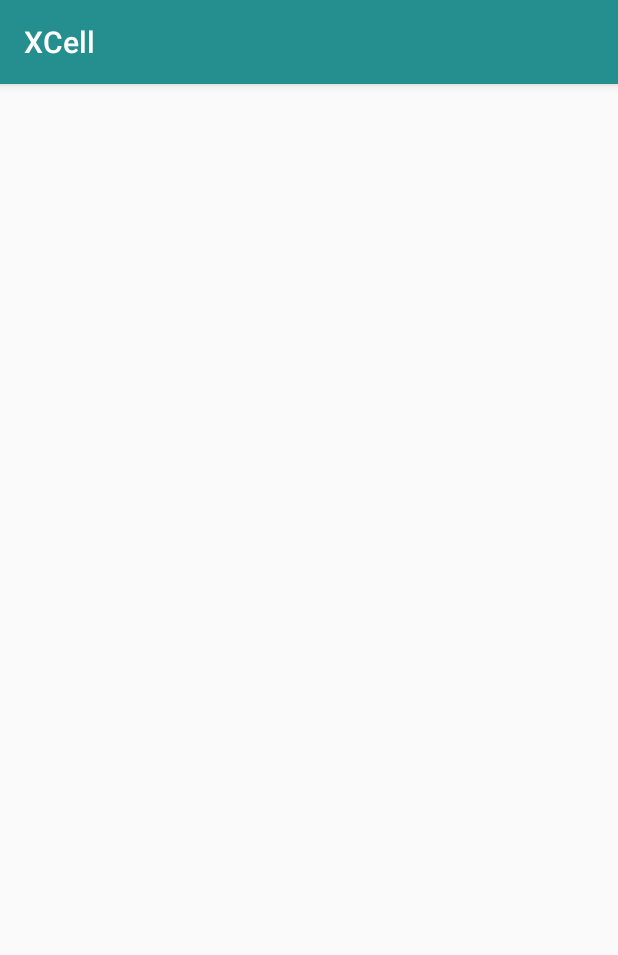
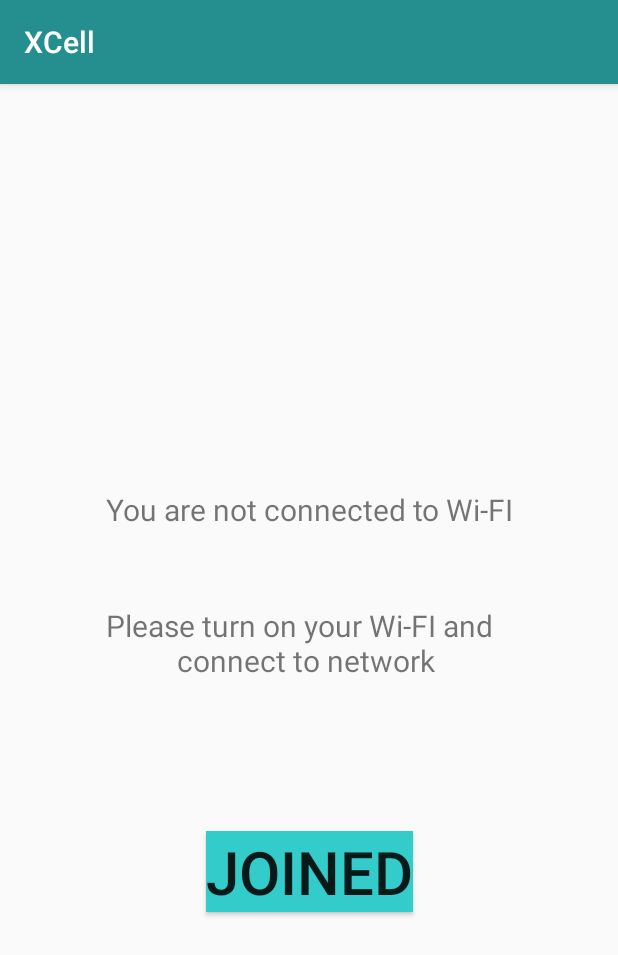
Before and after one commit to LeArchitect/XCell, an Android app: the screen it shows after launch (WelcomeScreen before the commit, no_wifi after it), on a phone screen of 412 x 824 dp. Shown: the top 955 px of the screen. Run offline under Robolectric (Android 15) with nearby library versions, the phone set to English and light mode, and no system bars.

Commit message:
Merge branch 'master' of A:\XCell with conflicts.

```diff
--- a/app/build.gradle
+++ b/app/build.gradle
@@ -27,6 +27,7 @@ dependencies {
     implementation "org.jetbrains.kotlin:kotlin-stdlib-jdk7:$kotlin_version"
     implementation 'com.android.support:appcompat-v7:28.0.0'
     implementation 'com.android.support.constraint:constraint-layout:1.1.3'
+    implementation 'com.android.support:design:28.0.0'
     testImplementation 'junit:junit:4.12'
     androidTestImplementation 'com.android.support.test:runner:1.0.2'
     androidTestImplementation 'com.android.support.test.espresso:espresso-core:3.0.2'
--- /dev/null
+++ b/app/src/main/java/com/example/moderator/xcell/no_wifi.java
@@ -0,0 +1,70 @@
+package com.example.moderator.xcell;
+
+import android.content.Context;
+import android.content.Intent;
+import android.net.wifi.WifiManager;
+import android.support.v7.app.AppCompatActivity;
+import android.os.Bundle;
+import android.view.View;
+import android.widget.Button;
+import android.widget.TextView;
+import android.widget.Toast;
+import android.widget.ToggleButton;
+
+public class no_wifi extends AppCompatActivity {
+    WifiManager wifiManager;
+    @Override
+    protected void onCreate(Bundle savedInstanceState) {
+        super.onCreate(savedInstanceState);
+        setContentView(R.layout.activity_no_wifi);
+
+
+        WifiManager wifiManager = (WifiManager) getApplicationContext().getSystemService(Context.WIFI_SERVICE);
+        Button join = (Button) findViewById(R.id.join_joined);
+
+        /* Checking wifi state.
+         * If wifi is enabled, display "wifi is on" and set toggle button to on position.
+         * If Wifi is disabled, display "wifi is off" and set toggle button to off position.
+         */
+        if (wifiManager.isWifiEnabled()) {
+            join.setText("Joined");
+        } else {
+            join.setText("Join");
+        }
+
+
+    }
+
+    public void enableWifi(View view) {
+            //Toggle wifi
+            //wifiManager.setWifiEnabled(true);
+            Toast.makeText(this, "Wifi may take a moment to turn on", Toast.LENGTH_LONG).show();
+            //wait for wifi
+            Wi_Fi_checker();
+
+    }
+    public void Wi_Fi_checker()
+    {
+        /*
+        while(!wifiManager.isWifiEnabled())
+        {
+
+         */
+        int x = 0;
+        while(x < 4)
+        {
+            try
+            {
+            Thread.sleep(1000);
+            }
+             catch (InterruptedException e) {
+                e.printStackTrace();
+            }
+            x++;
+        }
+        Toast.makeText(this, "Wifi is enabled", Toast.LENGTH_SHORT).show();
+        Intent myIntent = new Intent(getApplicationContext(), com.example.moderator.xcell.room.class);
+        getApplicationContext().startActivity(myIntent);
+
+    }
+}
--- a/app/src/main/java/com/example/moderator/xcell/room.java
+++ b/app/src/main/java/com/example/moderator/xcell/room.java
@@ -1,10 +1,13 @@
 package com.example.moderator.xcell;
 
+import android.content.Intent;
 import android.os.Bundle;
 import android.support.v7.app.ActionBar;
 import android.support.v7.app.AppCompatActivity;
 import android.support.v7.widget.LinearLayoutManager;
 import android.support.v7.widget.RecyclerView;
+import android.view.View;
+import android.widget.Toast;
 
 import java.util.ArrayList;
 
@@ -16,7 +19,7 @@ public class room extends AppCompatActivity {
         super.onCreate(savedInstanceState);
         setContentView(R.layout.activity_rooms);
         ActionBar actionBar = getSupportActionBar();
-        actionBar.setDisplayHomeAsUpEnabled(true);
+        actionBar.setDisplayHomeAsUpEnabled(false);
         actionBar.setTitle("Rooms");
         initRecylerView();
     }
@@ -29,4 +32,5 @@ public class room extends AppCompatActivity {
         conf_list.setLayoutManager(new LinearLayoutManager(this));
     }
 
+
 }
--- /dev/null
+++ b/app/src/main/res/layout/activity_no_wifi.xml
@@ -0,0 +1,51 @@
+<?xml version="1.0" encoding="utf-8"?>
+<android.support.constraint.ConstraintLayout
+        xmlns:android="http://schemas.android.com/apk/res/android"
+        xmlns:tools="http://schemas.android.com/tools"
+        xmlns:app="http://schemas.android.com/apk/res-auto"
+        android:layout_width="match_parent"
+        android:layout_height="match_parent"
+        tools:context=".no_wifi">
+    <LinearLayout android:layout_width="wrap_content"
+                  android:layout_height="wrap_content"
+                  android:orientation="vertical"
+                  app:layout_constraintStart_toStartOf="parent" app:layout_constraintHorizontal_bias="0.5"
+                  app:layout_constraintEnd_toEndOf="parent" app:layout_constraintTop_toTopOf="parent"
+                  app:layout_constraintBottom_toBottomOf="parent"
+
+                  android:id="@+id/no_wifi_layout"
+    >
+
+        <TextView android:layout_width="wrap_content"
+                  android:layout_height="wrap_content"
+                  android:textSize="20dp"
+                  android:text="You are not connected to Wi-FI"
+                  android:textAlignment="center"
+                    />
+
+        <Space android:layout_width="match_parent"
+               android:layout_height="50dp"
+        />
+        <TextView android:layout_width="wrap_content"
+                  android:layout_height="wrap_content"
+                  android:textSize="20dp"
+                  android:text="Please turn on your Wi-FI and \n connect to network"
+                  android:textAlignment="center"
+        />
+        <Space android:layout_width="match_parent"
+               android:layout_height="100dp"
+        />
+    </LinearLayout>
+    <Button
+              android:layout_width="wrap_content"
+              android:layout_height="wrap_content"
+              android:textSize="40dp"
+              android:text="Join"
+              android:onClick="enableWifi"
+              android:id="@+id/join_joined"
+              android:background="@color/blue7"
+              android:textAlignment="center"
+              app:layout_constraintTop_toBottomOf="@id/no_wifi_layout"
+              app:layout_constraintStart_toStartOf="parent" app:layout_constraintHorizontal_bias="0.5"
+              app:layout_constraintEnd_toEndOf="parent"/>
+</android.support.constraint.ConstraintLayout>
--- a/app/src/main/res/values/strings.xml
+++ b/app/src/main/res/values/strings.xml
@@ -1,3 +1,4 @@
 <resources>
     <string name="app_name">XCell</string>
+    <string name="title_activity_dummy">dummy</string>
 </resources>
--- a/app/src/main/res/values/styles.xml
+++ b/app/src/main/res/values/styles.xml
@@ -7,5 +7,11 @@
         <item name="colorPrimaryDark">@color/colorPrimaryDark</item>
         <item name="colorAccent">@color/colorAccent</item>
     </style>
+    <style name="AppTheme.NoActionBar">
+        <item name="windowActionBar">false</item>
+        <item name="windowNoTitle">true</item>
+    </style>
+    <style name="AppTheme.AppBarOverlay" parent="ThemeOverlay.AppCompat.Dark.ActionBar"/>
+    <style name="AppTheme.PopupOverlay" parent="ThemeOverlay.AppCompat.Light"/>
 
 </resources>
```
Also changed, not shown: app/src/main/AndroidManifest.xml (+8 -20 lines), app/src/main/java/com/example/moderator/xcell/devices.java (+13 -0 lines), app/src/main/java/com/example/moderator/xcell/room_adapter.java (+38 -2 lines), app/src/main/java/com/example/moderator/xcell/welcome.java (added, +13 -0 lines), app/src/main/res/layout/activity_light_control.xml (+15 -2 lines), app/src/main/res/layout/activity_rooms.xml (+1 -12 lines), app/src/main/res/layout/activity_welcome.xml (added, +42 -0 lines), app/src/main/res/layout/room_item.xml (+20 -4 lines).
